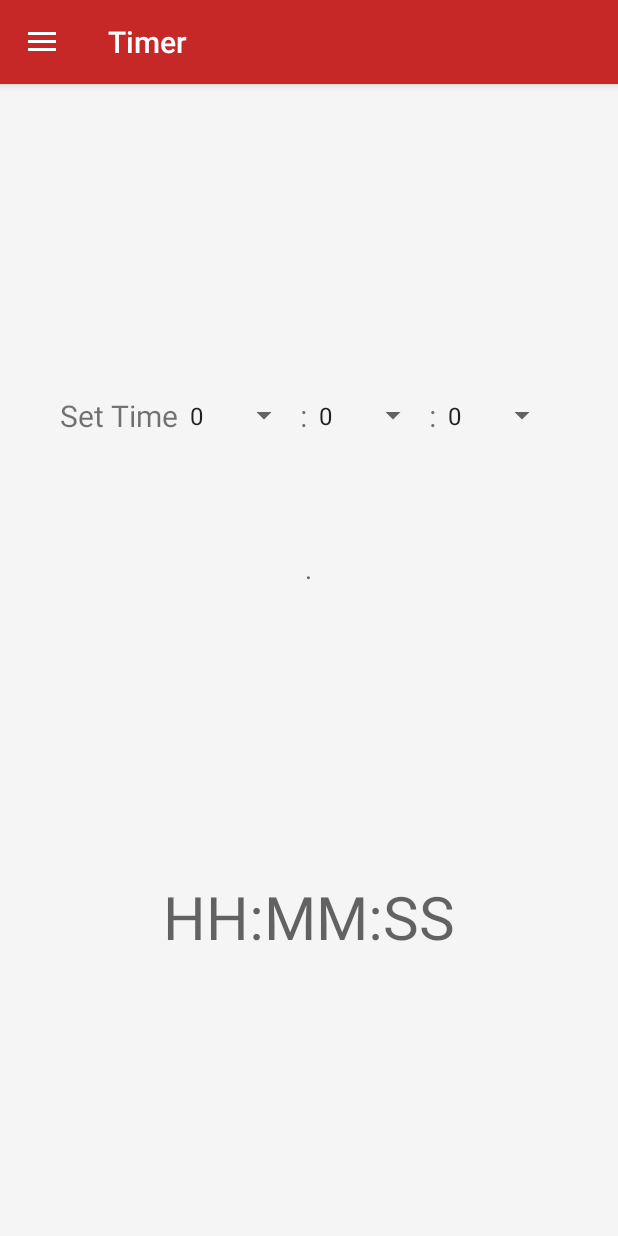
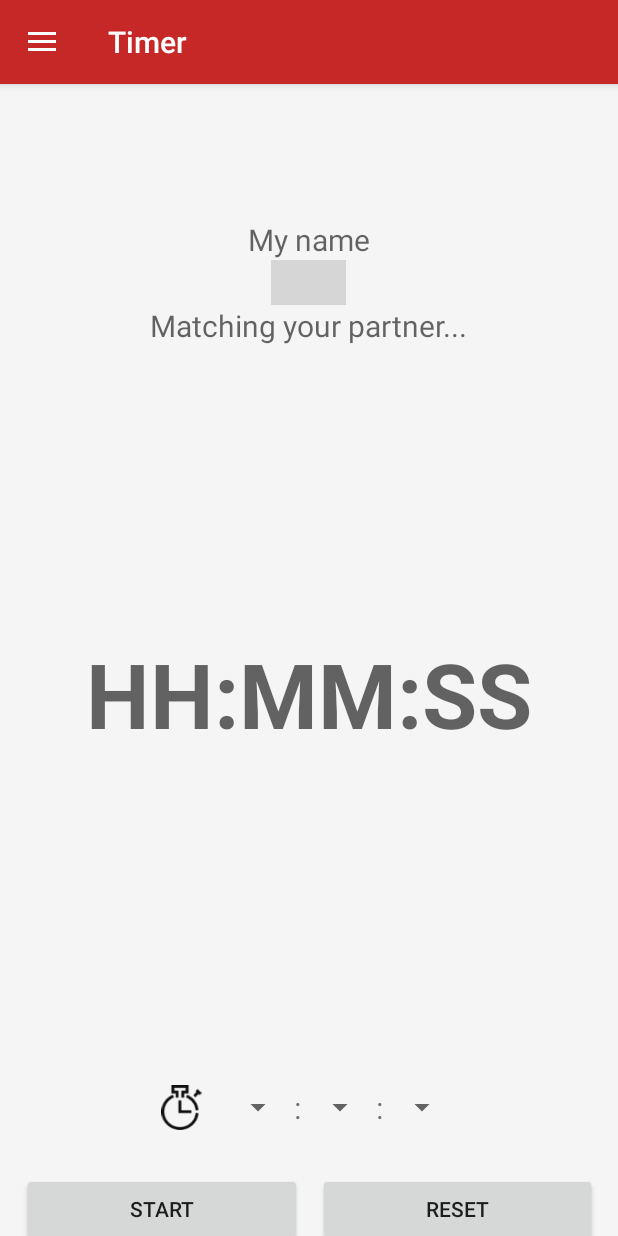
Before and after one commit to sebbe33/EDA_397_2016_Group3, an Android app: the screen it shows after launch (MainActivity), in the side drawer, after a tap on "Timer", on a phone screen of 412 x 824 dp. Run offline under Robolectric (Android 15) with nearby library versions, the phone set to English and light mode, and no system bars; libraries missing offline, so code that uses them is left out: com.nineoldandroids.animation, org.trello4j, org.trello4j.model; 8 statements that could not run were skipped; grey boxes are pictures that could not be loaded.

Commit message:
Chang UI on timer

```diff
--- a/app/src/main/java/chalmers/eda397_2016_group3/MainActivity.java
+++ b/app/src/main/java/chalmers/eda397_2016_group3/MainActivity.java
@@ -123,10 +123,10 @@ public class MainActivity extends AppCompatActivity {
                 fragmentClass = TrelloSetupFragment.class;
                 break;
 
-            case R.id.navigation_github:
+  /*          case R.id.navigation_github:
                 fragmentClass = FragmentGithub.class;
                 break;
-
+*/
             case R.id.navigation_trello_feature:
                 fragmentClass = TasksFragment.class;
                 break;
--- a/app/src/main/java/chalmers/eda397_2016_group3/timer/FragmentTimer.java
+++ b/app/src/main/java/chalmers/eda397_2016_group3/timer/FragmentTimer.java
@@ -23,6 +23,7 @@ import android.widget.Toast;
 
 import org.trello4j.Trello;
 import org.trello4j.model.Member;
+import org.w3c.dom.Text;
 
 import java.util.List;
 import java.util.Locale;
@@ -43,6 +44,7 @@ public class FragmentTimer extends Fragment {
     private int totalTimeSeconds;
     //private MyTimer timer = new MyTimer(new Handler());
      TextView txtNavi;
+    private TextView myNameTxt;
 
 
 
@@ -67,6 +69,7 @@ public class FragmentTimer extends Fragment {
         final Spinner SpinnerHour = (Spinner) getView().findViewById(R.id.hourSpinner);
         final Spinner SpinnerMinute = (Spinner) getView().findViewById(R.id.MinuteSpinner);
         final Spinner SpinnerSecond = (Spinner) getView().findViewById(R.id.SecondSpinner);
+        myNameTxt = (TextView) getView().findViewById(R.id.myNameTxt);
 
         trelloApp = TrelloAppService.getTrelloApp(getActivity());
 
@@ -237,15 +240,17 @@ public class FragmentTimer extends Fragment {
 
     private void setPair(String pair){
         StringTokenizer st = new StringTokenizer(pair);
-        txtNavi.setText("Partner: "+st.nextToken(":"));
+        txtNavi.setText(st.nextToken(":"));
       //  txtDriv.setText("Driver: "+st.nextToken(":"));
-
+    }
+    private void setMyName(String pair){
+        myNameTxt.setText(pair);
     }
     private void getBoardsHelper() {
         trelloAPI = TrelloAppService.getTrelloAPIInterface(trelloApp);
         // Get boards
         new FetchBoards().execute(trelloAPI);
-  }
+     }
     private class FetchBoards extends AsyncTask<Trello, Integer, List<Member>> {
 
         @Override
@@ -262,18 +267,19 @@ public class FragmentTimer extends Fragment {
                 }
             }
             members.remove(myself);
-
+            members.add(myself);
             return  members;
         }
 
         @Override
         protected void onPostExecute(List<Member> result) {
             Pairs pairs = new Pairs();
-            for (int j = 0; j<result.size();j++){
+            for (int j = 0; j<result.size()-1;j++){
                 pairs.addPair(result.get(j).getFullName());
-
             }
+            String myName = result.get(result.size()-1).getFullName();
             setPair(pairs.getRandomPair());
+            setMyName(myName);
         }
     }
 
--- a/app/src/main/res/layout/fragment_timer.xml
+++ b/app/src/main/res/layout/fragment_timer.xml
@@ -12,36 +12,80 @@
     android:layout_width="match_parent"-->
 
     <LinearLayout
-        android:paddingTop="150px"
         android:orientation="vertical"
         android:layout_width="match_parent"
         android:layout_height="match_parent"
-        android:gravity="center_horizontal">
+        android:gravity="center_horizontal"
+        android:layout_marginTop="30dp">
+
+
+        <LinearLayout
+            android:orientation="vertical"
+            android:layout_width="match_parent"
+            android:layout_height="wrap_content"
+            android:foregroundGravity="center"
+            android:gravity="center_vertical|center_horizontal"
+            android:layout_marginTop="60dp">
+
+            <TextView
+                android:layout_width="wrap_content"
+                android:layout_height="wrap_content"
+                android:textAppearance="?android:attr/textAppearanceMedium"
+                android:text="My name"
+                android:id="@+id/myNameTxt"
+                android:textSize="20dp" />
+
+            <ImageView
+                android:layout_width="50dp"
+                android:layout_height="30dp"
+                android:src="@drawable/partner_icon"
+                android:id="@+id/imageView2" />
+
+            <TextView
+                android:layout_width="wrap_content"
+                android:layout_height="wrap_content"
+                android:textAppearance="?android:attr/textAppearanceMedium"
+                android:text="Matching your partner..."
+                android:id="@+id/partnerText"
+                android:textSize="20dp" />
+
+
+        </LinearLayout>
+
+        <TextView android:id="@+id/tv_timer"
+            android:layout_width="match_parent"
+            android:layout_height="wrap_content"
+            android:layout_weight="4"
+            android:gravity="center"
+            android:textSize="60dp"
+            android:hint="@string/timer_format_hint"
+            android:clickable="false"
+            android:textIsSelectable="false"
+            android:textStyle="bold" />
 
 
         <LinearLayout
             android:layout_width="match_parent"
-            android:layout_height="142dp"
+            android:layout_height="87dp"
             android:orientation="horizontal"
-            android:gravity="center_horizontal"
-            android:layout_marginTop="50dp"
             android:layout_marginRight="10dp"
             android:layout_marginLeft="10dp"
-            >
-            <TextView
-                android:layout_width="wrap_content"
-                android:layout_height="match_parent"
-                android:gravity="center"
-                android:textSize="20dp"
-                android:text="Set Time"/>
+            android:gravity="center_vertical|center_horizontal">
+
+            <ImageView
+                android:layout_width="30dp"
+                android:layout_height="30dp"
+                android:id="@+id/imageView3"
+                android:src="@drawable/inside_timer_icon"
+                android:layout_marginRight="10dp" />
 
             <Spinner
-                android:layout_width="wrap_content"
+                android:layout_width="50dp"
                 android:layout_height="match_parent"
                 android:id="@+id/hourSpinner"
                 android:spinnerMode="dropdown"
                 android:textSize="20dp"
-                android:entries="@array/Hours"/>
+                android:entries="@array/Hours" />
             <TextView
                 android:layout_width="wrap_content"
                 android:layout_height="match_parent"
@@ -51,7 +95,7 @@
                 android:id="@+id/textView1" />
 
             <Spinner
-                android:layout_width="wrap_content"
+                android:layout_width="50dp"
                 android:layout_height="match_parent"
                 android:id="@+id/MinuteSpinner"
                 android:spinnerMode="dropdown"
@@ -66,7 +110,7 @@
                 android:id="@+id/textView" />
 
             <Spinner
-                android:layout_width="wrap_content"
+                android:layout_width="50dp"
                 android:layout_height="match_parent"
                 android:id="@+id/SecondSpinner"
                 android:spinnerMode="dropdown"
@@ -75,52 +119,29 @@
 
         </LinearLayout>
 
-
-        <LinearLayout
-            android:orientation="vertical"
-            android:layout_width="match_parent"
-            android:layout_height="62dp"
-            android:foregroundGravity="center"
-            android:gravity="center_vertical|center_horizontal">
-
-            <TextView
-                android:layout_width="wrap_content"
-                android:layout_height="wrap_content"
-                android:textAppearance="?android:attr/textAppearanceMedium"
-                android:text="."
-                android:id="@+id/partnerText" />
-
-
-        </LinearLayout>
-
-        <TextView android:id="@+id/tv_timer"
-            android:layout_width="775px"
-            android:layout_height="wrap_content"
-            android:layout_weight="4"
-            android:gravity="center"
-            android:textSize="40dp"
-            android:hint="@string/timer_format_hint" />
-
-
         <LinearLayout
             android:layout_width="725px"
             android:layout_height="wrap_content"
-            android:layout_margin="10dip"
             android:orientation="horizontal"
-            android:id="@+id/linearLayout">
+            android:id="@+id/linearLayout"
+            android:layout_marginBottom="50dp">
             <Button
                 android:id="@+id/btnStart"
                 android:layout_width="fill_parent"
                 android:layout_height="wrap_content"
                 android:layout_weight="1"
-                android:text="Start" />
+                android:text="Start"
+                android:layout_marginRight="5dp"
+                android:layout_marginLeft="50dp" />
 
             <Button
                 android:id="@+id/btnReset"
                 android:layout_width="fill_parent"
                 android:layout_height="wrap_content"
                 android:layout_weight="1"
-                android:text="Reset" />
+                android:text="Reset"
+                android:layout_marginLeft="5dp"
+                android:layout_marginRight="50dp" />
         </LinearLayout>
 
     </LinearLayout>
--- a/app/src/main/res/menu/drawer_view.xml
+++ b/app/src/main/res/menu/drawer_view.xml
@@ -30,10 +30,7 @@
             android:id="@+id/navigation_trello_notifications_fragment"
             android:icon="@drawable/trello_ic"
             android:title="Trello Notifications" />
-        <item
-            android:id="@+id/navigation_github"
-            android:icon="@drawable/github_ic"
-            android:title="GitHub" />
+
         <item
             android:id="@+id/navigation_timer"
             android:icon="@drawable/ic_timer"
```
Also changed, not shown: app/src/main/res/drawable-xhdpi/inside_timer_icon.png (added).
